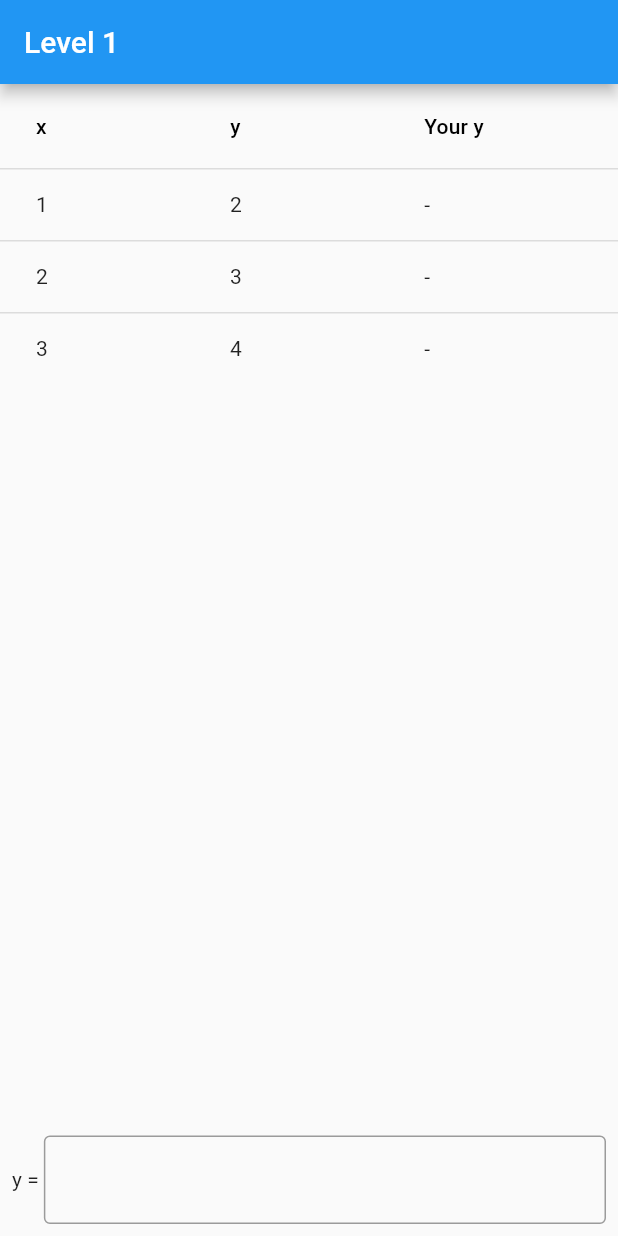
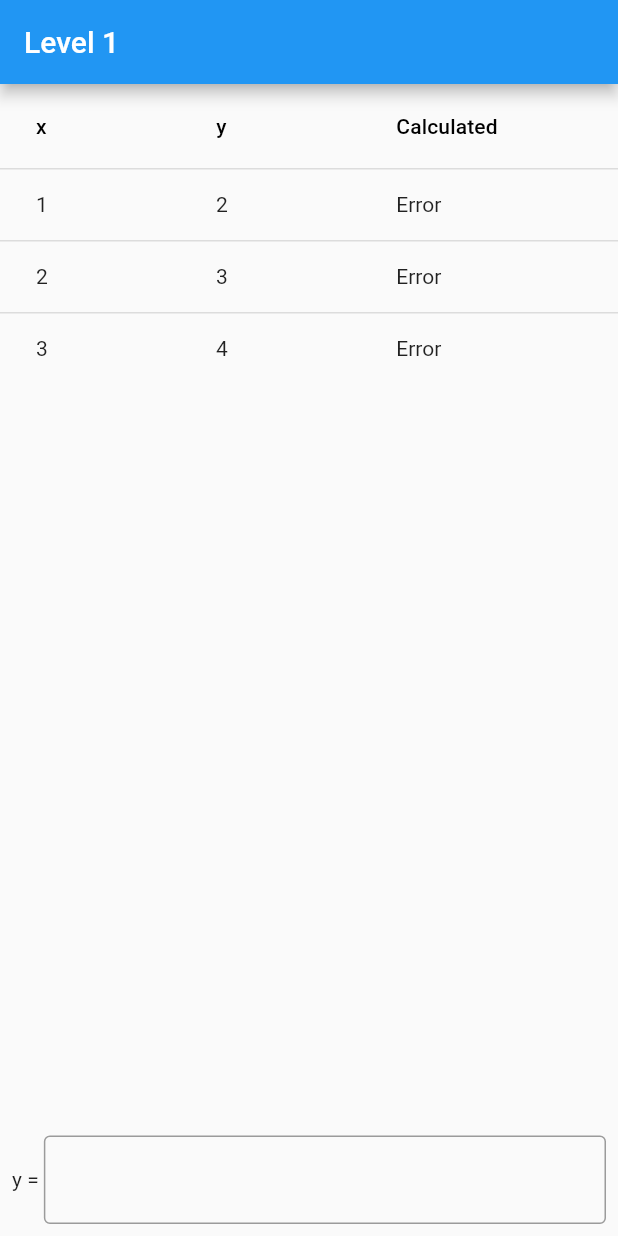
Before and after one commit to ruskakimov/function_through_points, a Flutter app: the screen it shows after launch, on a phone screen of 412 x 824 dp. Run offline on Flutter 3.47's test engine with Material 2 defaults, Android fonts, the phone set to English and light mode, and no system bars; our stand-ins replace math_expressions.

Commit message:
Parse function, show calculated values

```diff
--- a/lib/main.dart
+++ b/lib/main.dart
@@ -1,4 +1,5 @@
 import 'dart:math';
+import 'package:math_expressions/math_expressions.dart';
 
 import 'package:flutter/material.dart';
 
@@ -21,31 +22,72 @@ class MyApp extends StatelessWidget {
   }
 }
 
-class Level extends StatelessWidget {
+class Level extends StatefulWidget {
   final int level;
   final List<Point> points;
 
-  const Level({
+  Level({
     Key key,
     this.level,
     this.points,
   }) : super(key: key);
 
   @override
+  _LevelState createState() => _LevelState();
+}
+
+class _LevelState extends State<Level> {
+  final _controller = TextEditingController();
+  final _p = Parser();
+  List<String> _calcY;
+
+  @override
+  void initState() {
+    _controller.addListener(() {
+      try {
+        final exp = _p.parse(_controller.text);
+        print(exp.simplify());
+        setState(() {
+          _calcY = widget.points.map((p) {
+            final cm = ContextModel();
+            cm.bindVariable(Variable('x'), Number(p.x));
+            return exp.evaluate(EvaluationType.REAL, cm).toString();
+          }).toList();
+        });
+      } catch (e) {
+        print(e);
+        setState(() {
+          _calcY = null;
+        });
+      }
+    });
+    super.initState();
+  }
+
+  @override
+  void dispose() {
+    _controller.dispose();
+    super.dispose();
+  }
+
+  @override
   Widget build(BuildContext context) {
     return Scaffold(
       appBar: AppBar(
-        title: Text('Level ${level}'),
+        title: Text('Level ${widget.level}'),
       ),
       body: Column(
         crossAxisAlignment: CrossAxisAlignment.stretch,
         children: [
           Expanded(
             child: PointsTable(
-              points: this.points,
+              points: this.widget.points,
+              calculated: _calcY,
             ),
           ),
-          FunctionField(),
+          FunctionField(
+            controller: _controller,
+          ),
         ],
       ),
     );
@@ -54,10 +96,12 @@ class Level extends StatelessWidget {
 
 class PointsTable extends StatelessWidget {
   final List<Point> points;
+  final List<String> calculated;
 
   const PointsTable({
     Key key,
     this.points,
+    this.calculated,
   }) : super(key: key);
 
   @override
@@ -67,25 +111,27 @@ class PointsTable extends StatelessWidget {
         columns: [
           DataColumn(label: Text('x')),
           DataColumn(label: Text('y')),
-          DataColumn(label: Text('Your y')),
+          DataColumn(label: Text('Calculated')),
         ],
-        rows: points
-            .map(
-              (p) => DataRow(cells: [
-                DataCell(Text('${p.x}')),
-                DataCell(Text('${p.y}')),
-                DataCell(Text('-')),
-              ]),
-            )
-            .toList(),
+        rows: List.generate(
+          points.length,
+          (i) => DataRow(cells: [
+            DataCell(Text('${points[i].x}')),
+            DataCell(Text('${points[i].y}')),
+            DataCell(Text(calculated != null ? '${calculated[i]}' : 'Error')),
+          ]),
+        ),
       ),
     );
   }
 }
 
 class FunctionField extends StatelessWidget {
+  final TextEditingController controller;
+
   const FunctionField({
     Key key,
+    this.controller,
   }) : super(key: key);
 
   @override
@@ -97,6 +143,8 @@ class FunctionField extends StatelessWidget {
           Text('y = '),
           Expanded(
             child: TextField(
+              controller: controller,
+              autocorrect: false,
               decoration: InputDecoration(border: OutlineInputBorder()),
             ),
           ),
--- a/pubspec.yaml
+++ b/pubspec.yaml
@@ -23,6 +23,7 @@ dependencies:
   # The following adds the Cupertino Icons font to your application.
   # Use with the CupertinoIcons class for iOS style icons.
   cupertino_icons: ^0.1.2
+  math_expressions: ^1.1.1
 
 dev_dependencies:
   flutter_test:
```
Also changed, not shown: pubspec.lock.
